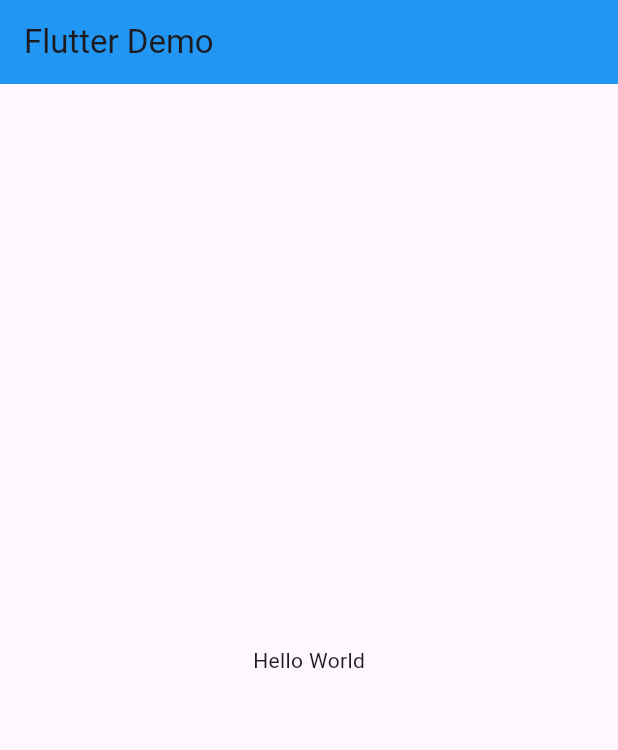
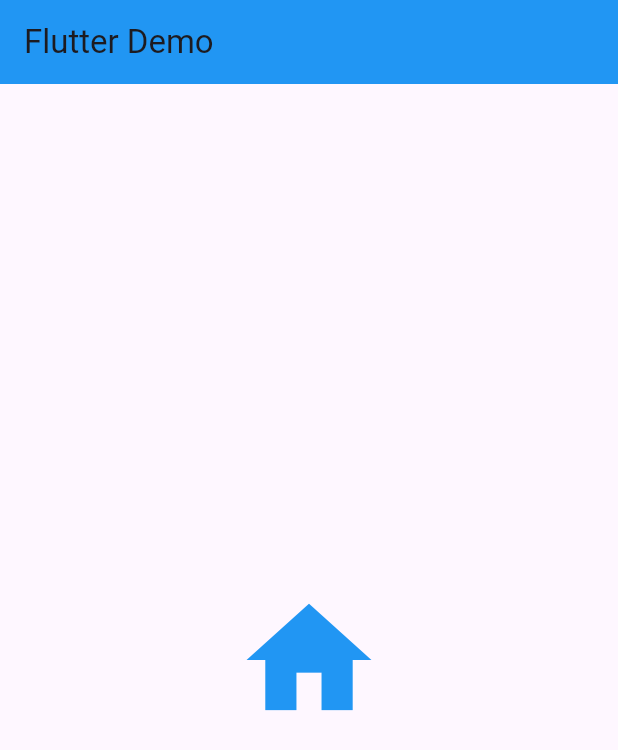
Before and after one commit to anshu-ac-dv/flutter_application_3, a Flutter app: the screen it shows after launch, on a phone screen of 412 x 824 dp. Shown: the top 750 px of the screen. Run offline on Flutter 3.47's test engine with Material 3 defaults, Android fonts, the phone set to English and light mode, and no system bars.

Commit message:
initial Commit

```diff
--- a/lib/home_screen.dart
+++ b/lib/home_screen.dart
@@ -15,8 +15,13 @@ class MyHome extends StatelessWidget {
           title: const Text('Flutter Demo'),
           backgroundColor: Colors.blue,
         ),
-        body: const Center(
-          child: Text('Hello World'),
+        body: SafeArea(
+          child: Center(
+            child: Column(
+              mainAxisAlignment: MainAxisAlignment.center,
+              children: [Icon(Icons.home, size: 100, color: Colors.blue)],
+            ),
+          ),
         ),
       ),
     );
```
